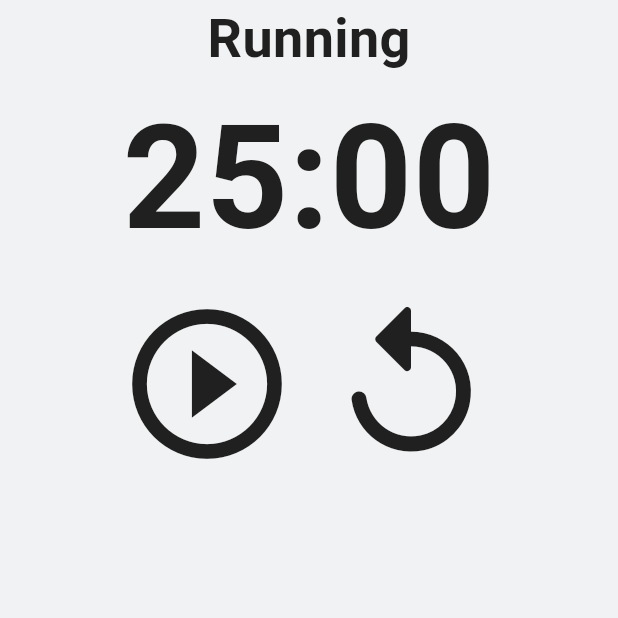
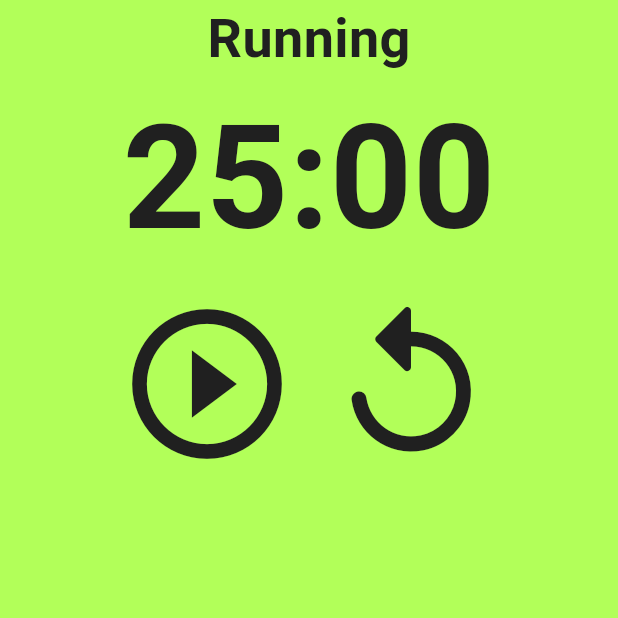
Before and after one commit to ShaRifShykh/pomodoro-timer, a Flutter app: the screen it shows after launch, on a phone screen of 412 x 824 dp, the top half of it. Run offline on Flutter 3.47's test engine with Material 2 defaults, Android fonts, the phone set to English and light mode, and no system bars.

Commit message:
[SETUP] Planned timer function and design

```diff
--- a/lib/theme.dart
+++ b/lib/theme.dart
@@ -11,7 +11,7 @@ class ThemeClass {
       onSecondary: Color(0xFFEAEAEA),
       error: Color(0xFFF32424),
       onError: Color(0xFFF32424),
-      background: Color(0xFFF1F2F3),
+      background: Colors.lightGreenAccent,
       onBackground: Color(0xFFFFFFFF),
       surface: Color(0xFF54B435),
       onSurface: Color(0xFF54B435),
```
Also changed, not shown: 1 other file.
